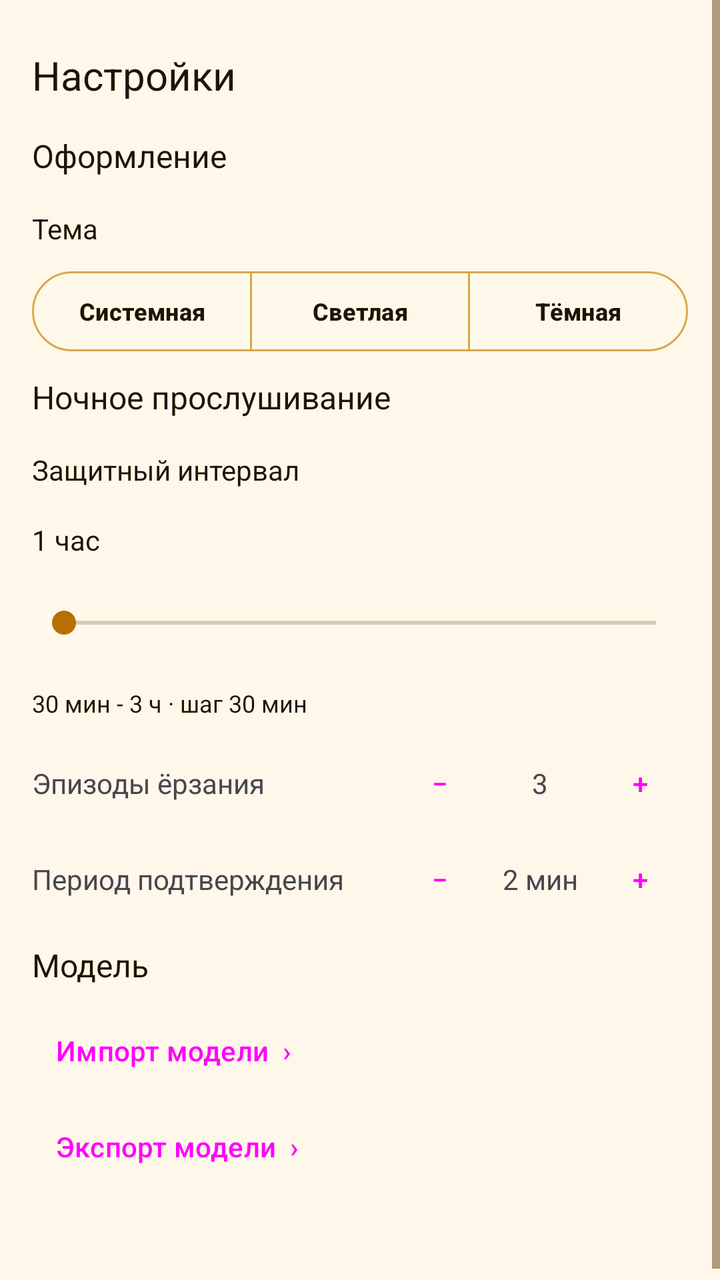
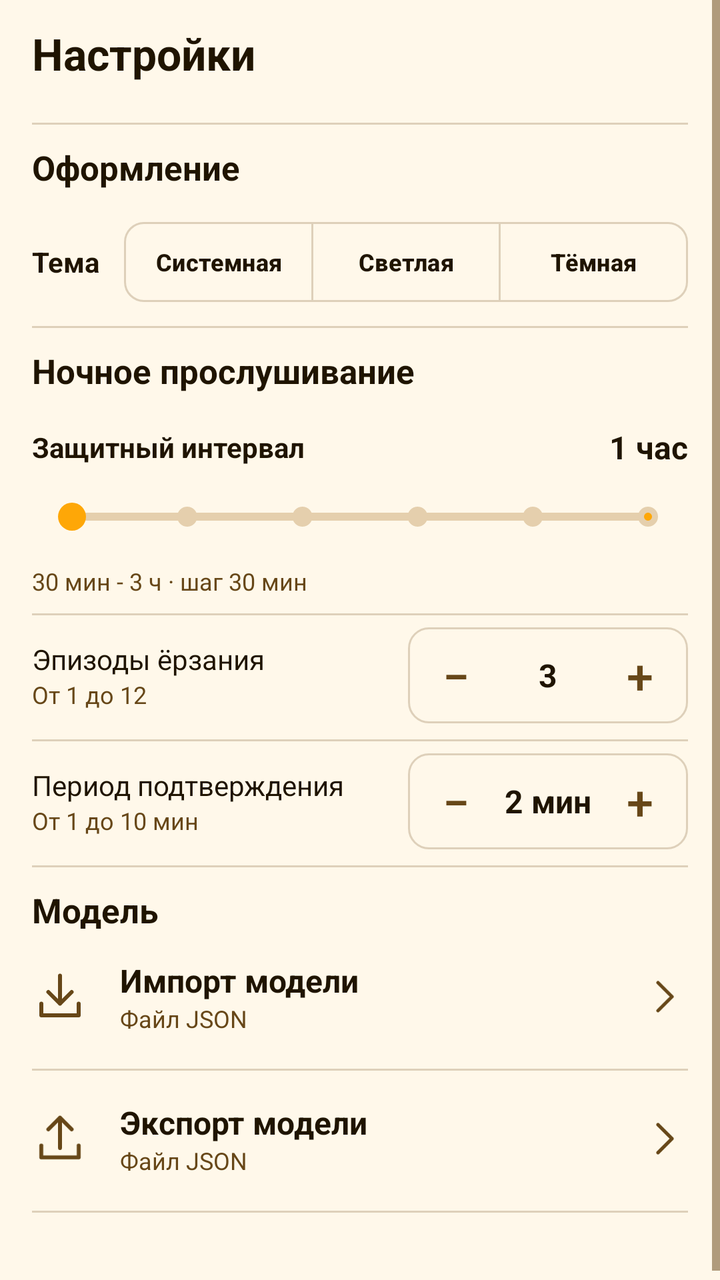

Before-and-after screenshots of an Android layout around one commit, followed by the original layout XML and the change that was made.
<!-- AndroidManifest.xml: application theme Theme.StopEnuresis -->
<!-- res/layout/fragment_settings.xml -->
<ScrollView xmlns:android="http://schemas.android.com/apk/res/android" xmlns:app="http://schemas.android.com/apk/res-auto" android:layout_width="match_parent" android:layout_height="match_parent" android:fillViewport="true"><LinearLayout android:layout_width="match_parent" android:layout_height="wrap_content" android:orientation="vertical" android:padding="16dp"><TextView android:id="@+id/tvSettingsTitle" android:layout_width="match_parent" android:layout_height="wrap_content" android:text="Настройки" android:textSize="20sp" android:textColor="@color/ui_text" android:paddingTop="8dp" android:paddingBottom="8dp"/><TextView android:id="@+id/appearanceHeading" android:layout_width="match_parent" android:layout_height="wrap_content" android:text="Оформление" android:textSize="16sp" android:textColor="@color/ui_text" android:paddingTop="8dp" android:paddingBottom="8dp"/><TextView android:id="@+id/themeLabel" android:layout_width="match_parent" android:layout_height="wrap_content" android:text="Тема" android:textSize="14sp" android:textColor="@color/ui_text" android:paddingTop="8dp" android:paddingBottom="8dp"/><com.google.android.material.button.MaterialButtonToggleGroup android:id="@+id/themeChoice" android:layout_width="match_parent" android:layout_height="wrap_content" app:singleSelection="true" app:selectionRequired="true"><com.google.android.material.button.MaterialButton style="?attr/materialButtonOutlinedStyle" android:id="@+id/themeSystem" android:layout_width="0dp" android:layout_weight="1" android:layout_height="wrap_content" android:minHeight="48dp" android:textSize="12sp" android:paddingHorizontal="0dp" android:text="Системная"/><com.google.android.material.button.MaterialButton style="?attr/materialButtonOutlinedStyle" android:id="@+id/themeLight" android:layout_width="0dp" android:layout_weight="1" android:layout_height="wrap_content" android:minHeight="48dp" android:textSize="12sp" android:paddingHorizontal="0dp" android:text="Светлая"/><com.google.android.material.button.MaterialButton style="?attr/materialButtonOutlinedStyle" android:id="@+id/themeDark" android:layout_width="0dp" android:layout_weight="1" android:layout_height="wrap_content" android:minHeight="48dp" android:textSize="12sp" android:paddingHorizontal="0dp" android:text="Тёмная"/></com.google.android.material.button.MaterialButtonToggleGroup><TextView android:id="@+id/nightHeading" android:layout_width="match_parent" android:layout_height="wrap_content" android:text="Ночное прослушивание" android:textSize="16sp" android:textColor="@color/ui_text" android:paddingTop="8dp" android:paddingBottom="8dp"/><TextView android:id="@+id/tvCooldownLabel" android:layout_width="match_parent" android:layout_height="wrap_content" android:text="Защитный интервал" android:textSize="14sp" android:textColor="@color/ui_text" android:paddingTop="8dp" android:paddingBottom="8dp"/><TextView android:id="@+id/tvCooldownValue" android:layout_width="match_parent" android:layout_height="wrap_content" android:text="1 час" android:textSize="14sp" android:textColor="@color/ui_text" android:paddingTop="8dp" android:paddingBottom="8dp"/><SeekBar android:id="@+id/seekBarCooldown" android:layout_width="match_parent" android:layout_height="48dp" android:max="5"/><TextView android:id="@+id/intervalHint" android:layout_width="match_parent" android:layout_height="wrap_content" android:text="30 мин - 3 ч · шаг 30 мин" android:textSize="12sp" android:textColor="@color/ui_text" android:paddingTop="8dp" android:paddingBottom="8dp"/><LinearLayout android:layout_width="match_parent" android:layout_height="wrap_content" android:gravity="center_vertical"><TextView android:layout_width="0dp" android:layout_weight="1" android:layout_height="wrap_content" android:text="Эпизоды ёрзания" android:textSize="14sp"/><Button style="?attr/borderlessButtonStyle" android:id="@+id/episodesMinus" android:layout_width="48dp" android:layout_height="48dp" android:padding="0dp" android:text="−" android:contentDescription="Уменьшить"/><TextView android:id="@+id/tvAlarmRustlingEpisodesValue" android:layout_width="52dp" android:layout_height="wrap_content" android:gravity="center" android:text="3"/><Button style="?attr/borderlessButtonStyle" android:id="@+id/episodesPlus" android:layout_width="48dp" android:layout_height="48dp" android:padding="0dp" android:text="+" android:contentDescription="Увеличить"/></LinearLayout><LinearLayout android:layout_width="match_parent" android:layout_height="wrap_content" android:gravity="center_vertical"><TextView android:layout_width="0dp" android:layout_weight="1" android:layout_height="wrap_content" android:text="Период подтверждения" android:textSize="14sp"/><Button style="?attr/borderlessButtonStyle" android:id="@+id/periodMinus" android:layout_width="48dp" android:layout_height="48dp" android:padding="0dp" android:text="−" android:contentDescription="Уменьшить"/><TextView android:id="@+id/tvConfirmationPeriodValue" android:layout_width="52dp" android:layout_height="wrap_content" android:gravity="center" android:text="2 мин"/><Button style="?attr/borderlessButtonStyle" android:id="@+id/periodPlus" android:layout_width="48dp" android:layout_height="48dp" android:padding="0dp" android:text="+" android:contentDescription="Увеличить"/></LinearLayout><TextView android:id="@+id/modelHeading" android:layout_width="match_parent" android:layout_height="wrap_content" android:text="Модель" android:textSize="16sp" android:textColor="@color/ui_text" android:paddingTop="8dp" android:paddingBottom="8dp"/><Button style="?attr/borderlessButtonStyle" android:id="@+id/btnImportModel" android:layout_width="match_parent" android:layout_height="48dp" android:gravity="start|center_vertical" android:text="Импорт модели  ›"/><Button style="?attr/borderlessButtonStyle" android:id="@+id/btnExportModel" android:layout_width="match_parent" android:layout_height="48dp" android:gravity="start|center_vertical" android:text="Экспорт модели  ›"/><TextView android:id="@+id/tvAppVersion" android:layout_width="match_parent" android:layout_height="wrap_content" android:text="" android:textSize="12sp" android:textColor="@color/ui_text" android:paddingTop="8dp" android:paddingBottom="8dp"/></LinearLayout></ScrollView>
<!-- resources referenced by this layout -->
<resources>
  <color name="ui_text">#1F1400</color>
  <color name="brand_orange">#FEA707</color>
  <color name="brand_on_orange">#FF1F1400</color>
  <color name="brand_orange_light">#FFF2CC</color>
  <color name="brand_orange_dark">#B86F00</color>
  <color name="white">#FFFFFFFF</color>
  <style name="QuietButton" parent="Widget.Material3.Button"><item name="cornerRadius">12dp</item><item name="android:textSize">16sp</item><item name="android:textStyle">bold</item></style>
  <color name="brand_surface">#FFF8EA</color>
  <color name="ui_secondary">#674718</color>
  <color name="brand_surface_variant">#FFF2DF</color>
  <color name="brand_outline">#FFD8A94A</color>
  <!-- unchanged entries left out for length: 1 -->
</resources>

<!-- the commit's change to res/layout/fragment_settings.xml (unified diff, before → after) -->
@@ -1 +1,68 @@
-<ScrollView xmlns:android="http://schemas.android.com/apk/res/android" xmlns:app="http://schemas.android.com/apk/res-auto" android:layout_width="match_parent" android:layout_height="match_parent" android:fillViewport="true"><LinearLayout android:layout_width="match_parent" android:layout_height="wrap_content" android:orientation="vertical" android:padding="16dp"><TextView android:id="@+id/tvSettingsTitle" android:layout_width="match_parent" android:layout_height="wrap_content" android:text="Настройки" android:textSize="20sp" android:textColor="@color/ui_text" android:paddingTop="8dp" android:paddingBottom="8dp"/><TextView android:id="@+id/appearanceHeading" android:layout_width="match_parent" android:layout_height="wrap_content" android:text="Оформление" android:textSize="16sp" android:textColor="@color/ui_text" android:paddingTop="8dp" android:paddingBottom="8dp"/><TextView android:id="@+id/themeLabel" android:layout_width="match_parent" android:layout_height="wrap_content" android:text="Тема" android:textSize="14sp" android:textColor="@color/ui_text" android:paddingTop="8dp" android:paddingBottom="8dp"/><com.google.android.material.button.MaterialButtonToggleGroup android:id="@+id/themeChoice" android:layout_width="match_parent" android:layout_height="wrap_content" app:singleSelection="true" app:selectionRequired="true"><com.google.android.material.button.MaterialButton style="?attr/materialButtonOutlinedStyle" android:id="@+id/themeSystem" android:layout_width="0dp" android:layout_weight="1" android:layout_height="wrap_content" android:minHeight="48dp" android:textSize="12sp" android:paddingHorizontal="0dp" android:text="Системная"/><com.google.android.material.button.MaterialButton style="?attr/materialButtonOutlinedStyle" android:id="@+id/themeLight" android:layout_width="0dp" android:layout_weight="1" android:layout_height="wrap_content" android:minHeight="48dp" android:textSize="12sp" android:paddingHorizontal="0dp" android:text="Светлая"/><com.google.android.material.button.MaterialButton style="?attr/materialButtonOutlinedStyle" android:id="@+id/themeDark" android:layout_width="0dp" android:layout_weight="1" android:layout_height="wrap_content" android:minHeight="48dp" android:textSize="12sp" android:paddingHorizontal="0dp" android:text="Тёмная"/></com.google.android.material.button.MaterialButtonToggleGroup><TextView android:id="@+id/nightHeading" android:layout_width="match_parent" android:layout_height="wrap_content" android:text="Ночное прослушивание" android:textSize="16sp" android:textColor="@color/ui_text" android:paddingTop="8dp" android:paddingBottom="8dp"/><TextView android:id="@+id/tvCooldownLabel" android:layout_width="match_parent" android:layout_height="wrap_content" android:text="Защитный интервал" android:textSize="14sp" android:textColor="@color/ui_text" android:paddingTop="8dp" android:paddingBottom="8dp"/><TextView android:id="@+id/tvCooldownValue" android:layout_width="match_parent" android:layout_height="wrap_content" android:text="1 час" android:textSize="14sp" android:textColor="@color/ui_text" android:paddingTop="8dp" android:paddingBottom="8dp"/><SeekBar android:id="@+id/seekBarCooldown" android:layout_width="match_parent" android:layout_height="48dp" android:max="5"/><TextView android:id="@+id/intervalHint" android:layout_width="match_parent" android:layout_height="wrap_content" android:text="30 мин - 3 ч · шаг 30 мин" android:textSize="12sp" android:textColor="@color/ui_text" android:paddingTop="8dp" android:paddingBottom="8dp"/><LinearLayout android:layout_width="match_parent" android:layout_height="wrap_content" android:gravity="center_vertical"><TextView android:layout_width="0dp" android:layout_weight="1" android:layout_height="wrap_content" android:text="Эпизоды ёрзания" android:textSize="14sp"/><Button style="?attr/borderlessButtonStyle" android:id="@+id/episodesMinus" android:layout_width="48dp" android:layout_height="48dp" android:padding="0dp" android:text="−" android:contentDescription="Уменьшить"/><TextView android:id="@+id/tvAlarmRustlingEpisodesValue" android:layout_width="52dp" android:layout_height="wrap_content" android:gravity="center" android:text="3"/><Button style="?attr/borderlessButtonStyle" android:id="@+id/episodesPlus" android:layout_width="48dp" android:layout_height="48dp" android:padding="0dp" android:text="+" android:contentDescription="Увеличить"/></LinearLayout><LinearLayout android:layout_width="match_parent" android:layout_height="wrap_content" android:gravity="center_vertical"><TextView android:layout_width="0dp" android:layout_weight="1" android:layout_height="wrap_content" android:text="Период подтверждения" android:textSize="14sp"/><Button style="?attr/borderlessButtonStyle" android:id="@+id/periodMinus" android:layout_width="48dp" android:layout_height="48dp" android:padding="0dp" android:text="−" android:contentDescription="Уменьшить"/><TextView android:id="@+id/tvConfirmationPeriodValue" android:layout_width="52dp" android:layout_height="wrap_content" android:gravity="center" android:text="2 мин"/><Button style="?attr/borderlessButtonStyle" android:id="@+id/periodPlus" android:layout_width="48dp" android:layout_height="48dp" android:padding="0dp" android:text="+" android:contentDescription="Увеличить"/></LinearLayout><TextView android:id="@+id/modelHeading" android:layout_width="match_parent" android:layout_height="wrap_content" android:text="Модель" android:textSize="16sp" android:textColor="@color/ui_text" android:paddingTop="8dp" android:paddingBottom="8dp"/><Button style="?attr/borderlessButtonStyle" android:id="@+id/btnImportModel" android:layout_width="match_parent" android:layout_height="48dp" android:gravity="start|center_vertical" android:text="Импорт модели  ›"/><Button style="?attr/borderlessButtonStyle" android:id="@+id/btnExportModel" android:layout_width="match_parent" android:layout_height="48dp" android:gravity="start|center_vertical" android:text="Экспорт модели  ›"/><TextView android:id="@+id/tvAppVersion" android:layout_width="match_parent" android:layout_height="wrap_content" android:text="" android:textSize="12sp" android:textColor="@color/ui_text" android:paddingTop="8dp" android:paddingBottom="8dp"/></LinearLayout></ScrollView>
+<ScrollView xmlns:android="http://schemas.android.com/apk/res/android" xmlns:app="http://schemas.android.com/apk/res-auto" android:layout_width="match_parent" android:layout_height="match_parent" android:fillViewport="true">
+    <LinearLayout android:layout_width="match_parent" android:layout_height="wrap_content" android:orientation="vertical" android:paddingHorizontal="16dp" android:paddingBottom="16dp">
+        <TextView android:layout_width="match_parent" android:layout_height="wrap_content" android:text="Настройки" android:id="@+id/tvSettingsTitle" style="@style/QuietTitle" />
+        <View android:layout_width="match_parent" android:layout_height="1dp" android:background="@color/ui_divider" android:layout_marginTop="8dp" android:layout_marginBottom="6dp" />
+        <TextView android:layout_width="match_parent" android:layout_height="wrap_content" android:text="Оформление" style="@style/QuietHeading" />
+        <LinearLayout android:layout_width="match_parent" android:layout_height="wrap_content" android:orientation="horizontal" android:gravity="center_vertical" android:layout_marginTop="8dp">
+            <TextView android:layout_width="wrap_content" android:layout_height="wrap_content" android:text="Тема" android:textStyle="bold" style="@style/QuietBody" android:layout_marginEnd="12dp" />
+            <com.google.android.material.button.MaterialButtonToggleGroup android:id="@+id/themeChoice" android:layout_width="0dp" android:layout_weight="1" android:layout_height="wrap_content" app:singleSelection="true" app:selectionRequired="true">
+                <com.google.android.material.button.MaterialButton android:id="@+id/themeSystem" android:layout_width="0dp" android:layout_weight="1" android:layout_height="48dp" android:minWidth="0dp" android:paddingHorizontal="2dp" android:text="Системная" android:textSize="12sp" android:textColor="@color/quiet_choice_text" app:backgroundTint="@color/quiet_choice_fill" app:strokeColor="@color/ui_divider" app:cornerRadius="10dp" style="?attr/materialButtonOutlinedStyle" />
+                <com.google.android.material.button.MaterialButton android:id="@+id/themeLight" android:layout_width="0dp" android:layout_weight="1" android:layout_height="48dp" android:minWidth="0dp" android:paddingHorizontal="2dp" android:text="Светлая" android:textSize="12sp" android:textColor="@color/quiet_choice_text" app:backgroundTint="@color/quiet_choice_fill" app:strokeColor="@color/ui_divider" app:cornerRadius="10dp" style="?attr/materialButtonOutlinedStyle" />
+                <com.google.android.material.button.MaterialButton android:id="@+id/themeDark" android:layout_width="0dp" android:layout_weight="1" android:layout_height="48dp" android:minWidth="0dp" android:paddingHorizontal="2dp" android:text="Тёмная" android:textSize="12sp" android:textColor="@color/quiet_choice_text" app:backgroundTint="@color/quiet_choice_fill" app:strokeColor="@color/ui_divider" app:cornerRadius="10dp" style="?attr/materialButtonOutlinedStyle" />
+            </com.google.android.material.button.MaterialButtonToggleGroup>
+        </LinearLayout>
+        <View android:layout_width="match_parent" android:layout_height="1dp" android:background="@color/ui_divider" android:layout_marginTop="8dp" android:layout_marginBottom="6dp" />
+        <TextView android:layout_width="match_parent" android:layout_height="wrap_content" android:text="Ночное прослушивание" style="@style/QuietHeading" />
+        <LinearLayout android:layout_width="match_parent" android:layout_height="wrap_content" android:orientation="horizontal" android:gravity="center_vertical" android:layout_marginTop="12dp">
+            <TextView android:layout_width="0dp" android:layout_height="wrap_content" android:text="Защитный интервал" android:textStyle="bold" style="@style/QuietBody" android:layout_weight="1" />
+            <TextView android:layout_width="wrap_content" android:layout_height="wrap_content" android:text="1 час" android:id="@+id/tvCooldownValue" android:textStyle="bold" android:textSize="16sp" android:gravity="end" style="@style/QuietBody" />
+        </LinearLayout>
+        <com.google.android.material.slider.Slider android:id="@+id/seekBarCooldown" android:layout_width="match_parent" android:layout_height="48dp" android:valueFrom="0" android:valueTo="5" android:stepSize="1" app:trackHeight="4dp" app:thumbRadius="7dp" app:thumbWidth="14dp" app:thumbHeight="14dp" app:thumbTrackGapSize="0dp" app:thumbColor="@color/brand_orange" app:tickColorActive="@color/brand_orange" app:tickColorInactive="@color/ui_slider_track" app:tickRadiusActive="5dp" app:tickRadiusInactive="5dp" app:trackColorActive="@color/brand_orange" app:trackColorInactive="@color/ui_slider_track" app:labelBehavior="gone" android:contentDescription="Защитный интервал" />
+        <TextView android:layout_width="match_parent" android:layout_height="wrap_content" android:text="30 мин - 3 ч · шаг 30 мин" android:textSize="12sp" android:textColor="@color/ui_secondary" style="@style/QuietBody" />
+        <View android:layout_width="match_parent" android:layout_height="1dp" android:background="@color/ui_divider" android:layout_marginTop="8dp" android:layout_marginBottom="6dp" />
+        <LinearLayout android:layout_width="match_parent" android:layout_height="wrap_content" android:orientation="horizontal" android:gravity="center_vertical">
+            <LinearLayout android:layout_width="0dp" android:layout_height="wrap_content" android:orientation="vertical" android:layout_weight="1" android:layout_marginEnd="8dp">
+                <TextView android:layout_width="match_parent" android:layout_height="wrap_content" android:text="Эпизоды ёрзания" style="@style/QuietBody" />
+                <TextView android:layout_width="match_parent" android:layout_height="wrap_content" android:text="От 1 до 12" android:textSize="12sp" android:textColor="@color/ui_secondary" style="@style/QuietBody" />
+            </LinearLayout>
+            <LinearLayout android:layout_width="wrap_content" android:layout_height="wrap_content" android:orientation="horizontal" android:gravity="center_vertical" android:background="@drawable/bg_quiet_outline">
+                <androidx.appcompat.widget.AppCompatButton android:id="@+id/episodesMinus" android:layout_width="48dp" android:layout_height="48dp" android:minWidth="0dp" android:minHeight="0dp" android:padding="0dp" android:text="−" android:textSize="24sp" android:textColor="@color/ui_secondary" android:background="?attr/selectableItemBackgroundBorderless" android:contentDescription="Уменьшить: эпизоды ёрзания" />
+                <TextView android:layout_width="44dp" android:layout_height="wrap_content" android:text="3" android:id="@+id/tvAlarmRustlingEpisodesValue" android:gravity="center" android:textStyle="bold" android:textSize="16sp" style="@style/QuietBody" />
+                <androidx.appcompat.widget.AppCompatButton android:id="@+id/episodesPlus" android:layout_width="48dp" android:layout_height="48dp" android:minWidth="0dp" android:minHeight="0dp" android:padding="0dp" android:text="+" android:textSize="24sp" android:textColor="@color/ui_secondary" android:background="?attr/selectableItemBackgroundBorderless" android:contentDescription="Увеличить: эпизоды ёрзания" />
+            </LinearLayout>
+        </LinearLayout>
+        <View android:layout_width="match_parent" android:layout_height="1dp" android:background="@color/ui_divider" android:layout_marginTop="8dp" android:layout_marginBottom="6dp" />
+        <LinearLayout android:layout_width="match_parent" android:layout_height="wrap_content" android:orientation="horizontal" android:gravity="center_vertical">
+            <LinearLayout android:layout_width="0dp" android:layout_height="wrap_content" android:orientation="vertical" android:layout_weight="1" android:layout_marginEnd="8dp">
+                <TextView android:layout_width="match_parent" android:layout_height="wrap_content" android:text="Период подтверждения" style="@style/QuietBody" />
+                <TextView android:layout_width="match_parent" android:layout_height="wrap_content" android:text="От 1 до 10 мин" android:textSize="12sp" android:textColor="@color/ui_secondary" style="@style/QuietBody" />
+            </LinearLayout>
+            <LinearLayout android:layout_width="wrap_content" android:layout_height="wrap_content" android:orientation="horizontal" android:gravity="center_vertical" android:background="@drawable/bg_quiet_outline">
+                <androidx.appcompat.widget.AppCompatButton android:id="@+id/periodMinus" android:layout_width="48dp" android:layout_height="48dp" android:minWidth="0dp" android:minHeight="0dp" android:padding="0dp" android:text="−" android:textSize="24sp" android:textColor="@color/ui_secondary" android:background="?attr/selectableItemBackgroundBorderless" android:contentDescription="Уменьшить: период подтверждения" />
+                <TextView android:layout_width="44dp" android:layout_height="wrap_content" android:text="2 мин" android:id="@+id/tvConfirmationPeriodValue" android:gravity="center" android:textStyle="bold" android:textSize="16sp" style="@style/QuietBody" />
+                <androidx.appcompat.widget.AppCompatButton android:id="@+id/periodPlus" android:layout_width="48dp" android:layout_height="48dp" android:minWidth="0dp" android:minHeight="0dp" android:padding="0dp" android:text="+" android:textSize="24sp" android:textColor="@color/ui_secondary" android:background="?attr/selectableItemBackgroundBorderless" android:contentDescription="Увеличить: период подтверждения" />
+            </LinearLayout>
+        </LinearLayout>
+        <View android:layout_width="match_parent" android:layout_height="1dp" android:background="@color/ui_divider" android:layout_marginTop="8dp" android:layout_marginBottom="6dp" />
+        <TextView android:layout_width="match_parent" android:layout_height="wrap_content" android:text="Модель" style="@style/QuietHeading" />
+        <LinearLayout android:layout_width="match_parent" android:layout_height="wrap_content" android:orientation="horizontal" android:gravity="center_vertical" android:id="@+id/btnImportModel" android:minHeight="56dp" android:background="?attr/selectableItemBackground" android:clickable="true" android:focusable="true">
+            <ImageView android:layout_width="28dp" android:layout_height="28dp" android:src="@drawable/ic_model_import" android:importantForAccessibility="no" app:tint="@color/ui_secondary" android:layout_marginEnd="16dp" />
+            <LinearLayout android:layout_width="0dp" android:layout_height="wrap_content" android:orientation="vertical" android:layout_weight="1">
+                <TextView android:layout_width="match_parent" android:layout_height="wrap_content" android:text="Импорт модели" android:textSize="16sp" android:textStyle="bold" style="@style/QuietBody" />
+                <TextView android:layout_width="match_parent" android:layout_height="wrap_content" android:text="Файл JSON" android:textSize="12sp" android:textColor="@color/ui_secondary" style="@style/QuietBody" />
+            </LinearLayout>
+            <ImageView android:layout_width="24dp" android:layout_height="24dp" android:src="@drawable/ic_chevron" android:importantForAccessibility="no" app:tint="@color/ui_secondary" />
+        </LinearLayout>
+        <View android:layout_width="match_parent" android:layout_height="1dp" android:background="@color/ui_divider" android:layout_marginTop="8dp" android:layout_marginBottom="6dp" />
+        <LinearLayout android:layout_width="match_parent" android:layout_height="wrap_content" android:orientation="horizontal" android:gravity="center_vertical" android:id="@+id/btnExportModel" android:minHeight="56dp" android:background="?attr/selectableItemBackground" android:clickable="true" android:focusable="true">
+            <ImageView android:layout_width="28dp" android:layout_height="28dp" android:src="@drawable/ic_model_export" android:importantForAccessibility="no" app:tint="@color/ui_secondary" android:layout_marginEnd="16dp" />
+            <LinearLayout android:layout_width="0dp" android:layout_height="wrap_content" android:orientation="vertical" android:layout_weight="1">
+                <TextView android:layout_width="match_parent" android:layout_height="wrap_content" android:text="Экспорт модели" android:textSize="16sp" android:textStyle="bold" style="@style/QuietBody" />
+                <TextView android:layout_width="match_parent" android:layout_height="wrap_content" android:text="Файл JSON" android:textSize="12sp" android:textColor="@color/ui_secondary" style="@style/QuietBody" />
+            </LinearLayout>
+            <ImageView android:layout_width="24dp" android:layout_height="24dp" android:src="@drawable/ic_chevron" android:importantForAccessibility="no" app:tint="@color/ui_secondary" />
+        </LinearLayout>
+        <View android:layout_width="match_parent" android:layout_height="1dp" android:background="@color/ui_divider" android:layout_marginTop="8dp" android:layout_marginBottom="6dp" />
+        <TextView android:layout_width="match_parent" android:layout_height="wrap_content" android:text="" android:id="@+id/tvAppVersion" android:textSize="12sp" android:textColor="@color/ui_secondary" style="@style/QuietBody" />
+    </LinearLayout>
+</ScrollView>
<!-- resource entries referenced after the edit -->
@@ -2,6 +2,7 @@
 <resources>
   <color name="ui_text">#1F1400</color>
   <color name="brand_orange">#FEA707</color>
+  <color name="ui_divider">#DED0BA</color>
   <color name="brand_on_orange">#FF1F1400</color>
   <color name="brand_orange_light">#FFF2CC</color>
   <color name="brand_orange_dark">#B86F00</color>
@@ -9,6 +10,18 @@
   <style name="QuietButton" parent="Widget.Material3.Button"><item name="cornerRadius">12dp</item><item name="android:textSize">16sp</item><item name="android:textStyle">bold</item></style>
   <color name="brand_surface">#FFF8EA</color>
   <color name="ui_secondary">#674718</color>
+  <color name="ui_slider_track">#E5CFAD</color>
+  <!-- drawable bg_quiet_outline (drawable) -->
+  <shape xmlns:android="http://schemas.android.com/apk/res/android"><solid android:color="@android:color/transparent"/><stroke android:width="1dp" android:color="@color/ui_divider"/><corners android:radius="10dp"/></shape>
+  <!-- drawable ic_chevron (drawable) -->
+  <vector xmlns:android="http://schemas.android.com/apk/res/android" android:width="24dp" android:height="24dp" android:viewportWidth="24" android:viewportHeight="24"><path android:fillColor="@android:color/transparent" android:strokeColor="#FF000000" android:strokeWidth="1.7" android:strokeLineCap="round" android:strokeLineJoin="round" android:pathData="M9,5l7,7 -7,7"/></vector>
+  <!-- drawable ic_model_export (drawable) -->
+  <vector xmlns:android="http://schemas.android.com/apk/res/android" android:width="24dp" android:height="24dp" android:viewportWidth="24" android:viewportHeight="24"><path android:fillColor="@android:color/transparent" android:strokeColor="#FF000000" android:strokeWidth="1.7" android:strokeLineCap="round" android:strokeLineJoin="round" android:pathData="M12,16V3 M7,8l5,-5 5,5 M4,15v5h16v-5"/></vector>
+  <!-- drawable ic_model_import (drawable) -->
+  <vector xmlns:android="http://schemas.android.com/apk/res/android" android:width="24dp" android:height="24dp" android:viewportWidth="24" android:viewportHeight="24"><path android:fillColor="@android:color/transparent" android:strokeColor="#FF000000" android:strokeWidth="1.7" android:strokeLineCap="round" android:strokeLineJoin="round" android:pathData="M12,3v12 M7,10l5,5 5,-5 M4,15v5h16v-5"/></vector>
+  <style name="QuietBody"><item name="android:textSize">14sp</item><item name="android:textColor">@color/ui_text</item></style>
+  <style name="QuietHeading" parent="QuietBody"><item name="android:textStyle">bold</item><item name="android:textSize">17sp</item><item name="android:layout_marginTop">4dp</item><item name="android:layout_marginBottom">4dp</item></style>
+  <style name="QuietTitle"><item name="android:textSize">22sp</item><item name="android:textStyle">bold</item><item name="android:textColor">@color/ui_text</item><item name="android:paddingTop">12dp</item><item name="android:paddingBottom">12dp</item></style>
   <color name="brand_surface_variant">#FFF2DF</color>
   <color name="brand_outline">#FFD8A94A</color>
   <!-- unchanged entries left out for length: 1 -->
